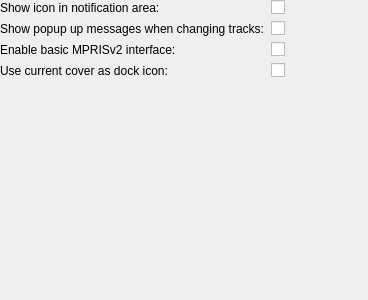
Qt form gui/externalsettings.ui (polpo/cantata-mac) before a commit.
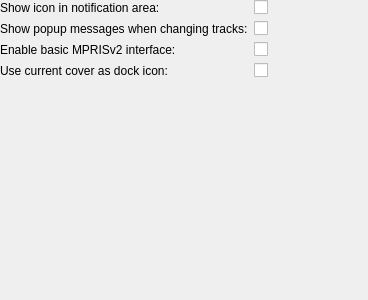
The same form after that commit. Custom widgets are drawn as their Qt base class.

Diff of the .ui file:
```diff
--- a/gui/externalsettings.ui
+++ b/gui/externalsettings.ui
@@ -43,7 +43,7 @@
    <item row="1" column="0">
     <widget class="BuddyLabel" name="label_5">
      <property name="text">
-      <string>Show popup up messages when changing tracks:</string>
+      <string>Show popup messages when changing tracks:</string>
      </property>
      <property name="buddy">
       <cstring>systemTrayPopup</cstring>
```
